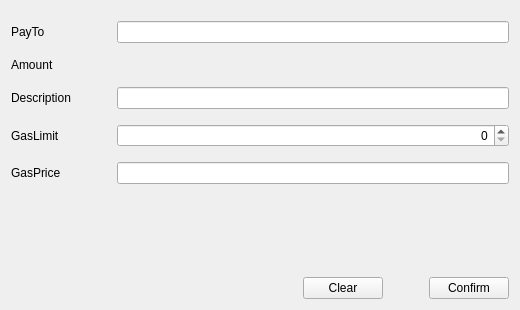
Old version of the form src/qt/forms/sendtokenpage.ui in the repository vipstar-dev/HTMLCOIN.
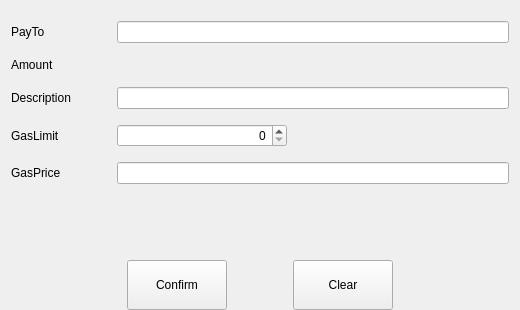
New version of the form. Custom widgets are drawn as their Qt base class.

What changed in the file:
```diff
--- a/src/qt/forms/sendtokenpage.ui
+++ b/src/qt/forms/sendtokenpage.ui
@@ -17,6 +17,9 @@
    <string>Form</string>
   </property>
   <layout class="QVBoxLayout" name="verticalLayout">
+   <property name="bottomMargin">
+    <number>0</number>
+   </property>
    <item>
     <spacer name="verticalSpacer_2">
      <property name="orientation">
@@ -114,6 +117,12 @@
      </item>
      <item row="3" column="1">
       <widget class="QSpinBox" name="lineEditGasLimit">
+       <property name="maximumSize">
+        <size>
+         <width>170</width>
+         <height>16777215</height>
+        </size>
+       </property>
        <property name="alignment">
         <set>Qt::AlignRight|Qt::AlignTrailing|Qt::AlignVCenter</set>
        </property>
@@ -139,6 +148,9 @@
    </item>
    <item>
     <layout class="QHBoxLayout" name="horizontalLayout">
+     <property name="rightMargin">
+      <number>0</number>
+     </property>
      <item>
       <spacer name="horizontalSpacer">
        <property name="orientation">
@@ -155,36 +167,61 @@
        </property>
       </spacer>
      </item>
-     <item>
-      <widget class="QPushButton" name="clearButton">
-       <property name="text">
-        <string>Clear</string>
-       </property>
-      </widget>
-     </item>
-     <item>
-      <spacer name="horizontalSpacer_2">
-       <property name="orientation">
-        <enum>Qt::Horizontal</enum>
-       </property>
-       <property name="sizeType">
-        <enum>QSizePolicy::Fixed</enum>
-       </property>
-       <property name="sizeHint" stdset="0">
-        <size>
-         <width>40</width>
-         <height>20</height>
-        </size>
-       </property>
-      </spacer>
-     </item>
      <item>
       <widget class="QPushButton" name="confirmButton">
+       <property name="minimumSize">
+        <size>
+         <width>100</width>
+         <height>50</height>
+        </size>
+       </property>
        <property name="text">
         <string>Confirm</string>
        </property>
       </widget>
      </item>
+     <item>
+      <spacer name="horizontalSpacer_2">
+       <property name="orientation">
+        <enum>Qt::Horizontal</enum>
+       </property>
+       <property name="sizeType">
+        <enum>QSizePolicy::Fixed</enum>
+       </property>
+       <property name="sizeHint" stdset="0">
+        <size>
+         <width>60</width>
+         <height>20</height>
+        </size>
+       </property>
+      </spacer>
+     </item>
+     <item>
+      <widget class="QPushButton" name="clearButton">
+       <property name="minimumSize">
+        <size>
+         <width>100</width>
+         <height>50</height>
+        </size>
+       </property>
+       <property name="text">
+        <string>Clear</string>
+       </property>
+      </widget>
+     </item>
+     <item>
+      <spacer name="horizontalSpacer_3">
+       <property name="orientation">
+        <enum>Qt::Horizontal</enum>
+       </property>
+       <property name="sizeHint" stdset="0">
+        <size>
+         <width>40</width>
+         <height>20</height>
+        </size>
+       </property>
+      </spacer>
+     </item>
     </layout>
    </item>
   </layout>
```
